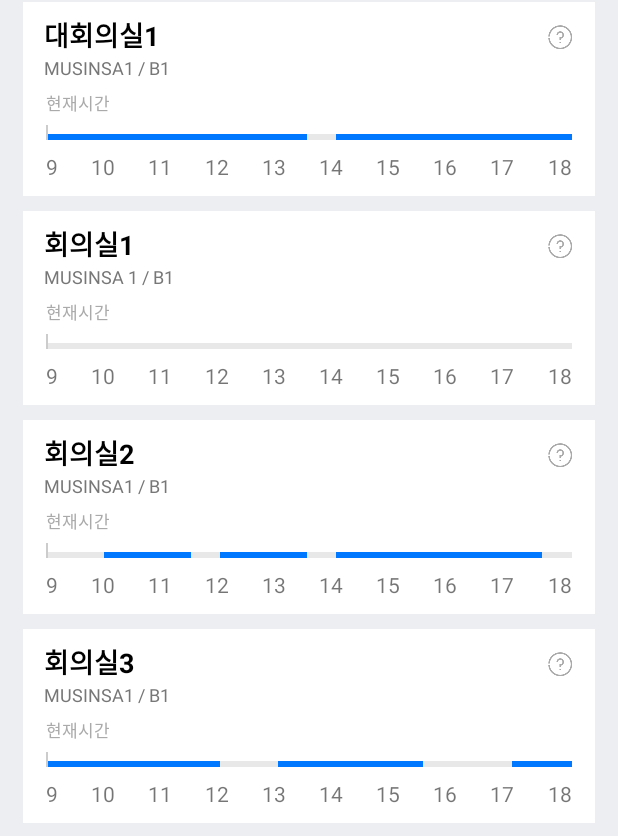
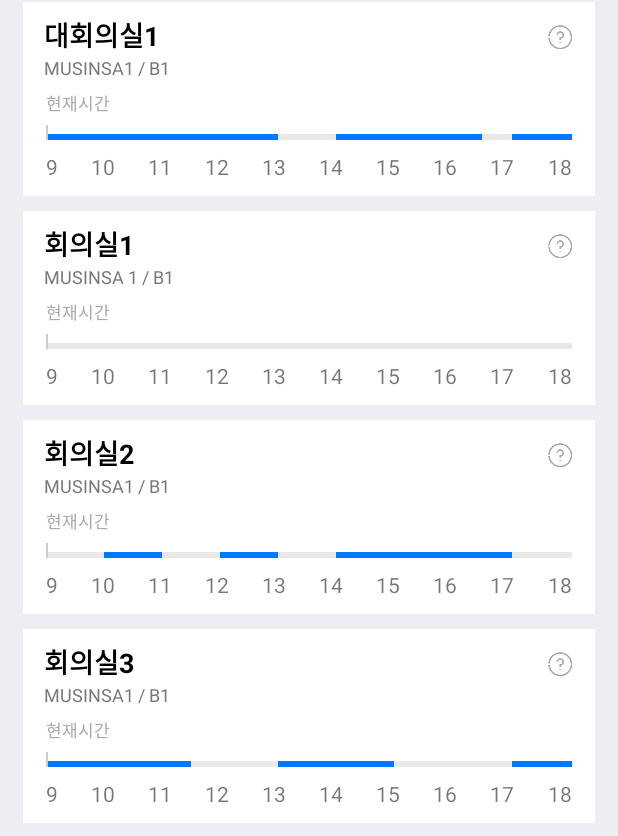
Before and after one commit to victory316/GithubUserSearcher, an Android app: the screen it shows after launch (UiActivity), after a tap on "UI", on a phone screen of 412 x 824 dp. Shown: the part 396-1232 px from the top of the screen. Run offline under Robolectric (Android 15) with nearby library versions, the phone set to English and light mode, and no system bars; our stand-ins replace Room's generated code, data binding.

Commit message:
confirmed showing exact bars on graph

```diff
--- a/app/src/main/java/com/example/answer/ui/recyclerview/ConferenceAdapter.kt
+++ b/app/src/main/java/com/example/answer/ui/recyclerview/ConferenceAdapter.kt
@@ -97,10 +97,10 @@ class ConferenceAdapter(val contactItemClick: (ConferenceRoomData) -> Unit, val
         // 9시면 0번 인덱스부터 시작해야하며, 18시가 마지막 19번째 index로 위치함.
         // 각 칸은 30분 단위로 나뉘어짐을 고려해야 함.
 
-        var startIndex = (startHour - 9) * 2 + (startMinute / 30)
-        var endIndex = (endHour - 9) * 2 + (endMinute / 30)
+        val startIndex = (startHour - 9) * 2 + (startMinute / 30)
+        var endIndex = (endHour - 9) * 2 + (endMinute / 30) - 1
 
-        if (endIndex >= timeArray.size) endIndex = 17
+        if (endIndex >= timeArray.size) endIndex = timeArray.size - 1
 
         Log.d("recyclerViewTest", "parsed time : $startHour : $startMinute | $endHour : $endMinute")
         Log.d("recyclerViewTest", "startIndex : $startIndex endIndex : $endIndex")
```
